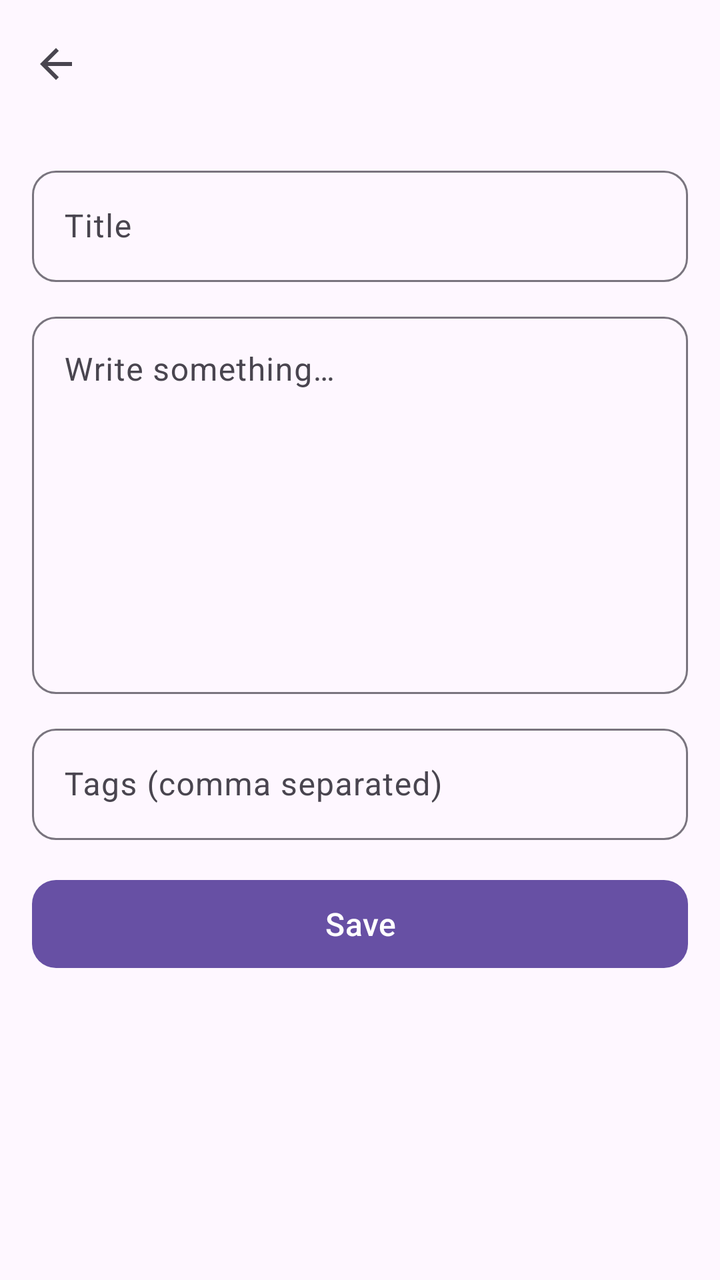
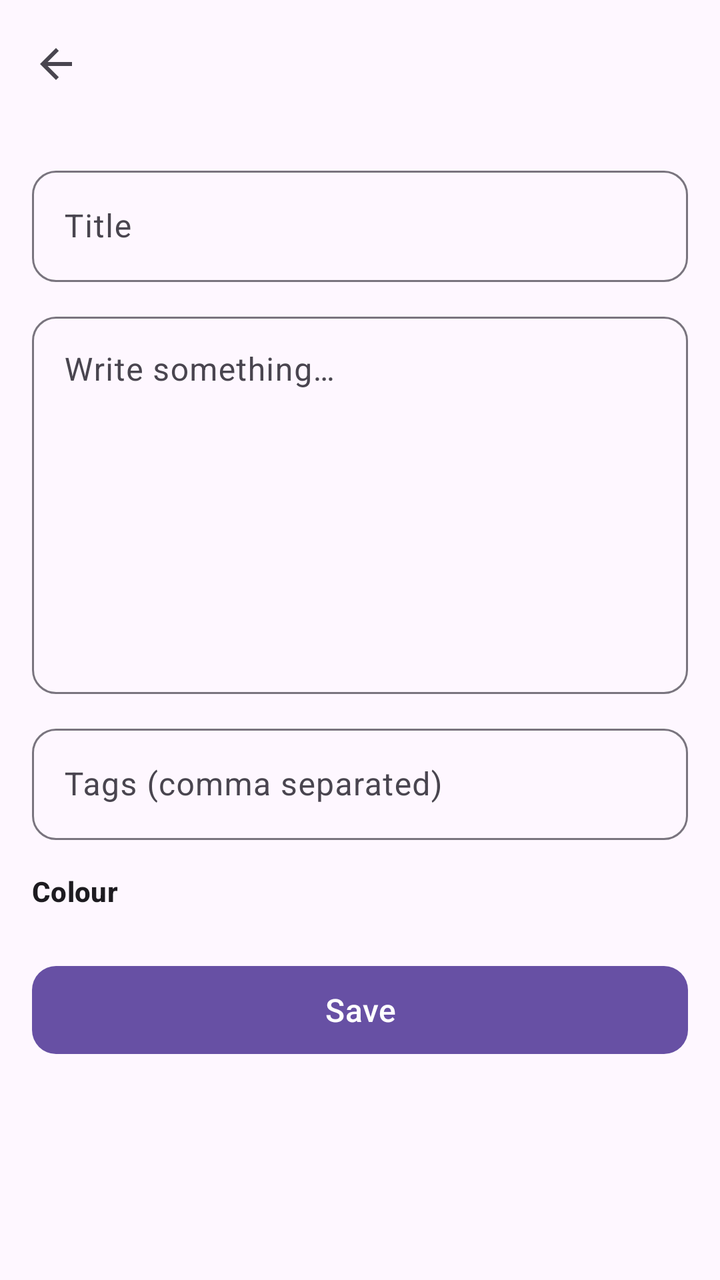

The first picture is an Android layout as it rendered before a commit; the second is the same layout after the commit. The layout source and the unified diff follow.
<!-- AndroidManifest.xml: application theme Theme.NotesApp -->
<!-- res/layout/fragment_note_editor.xml -->
<?xml version="1.0" encoding="utf-8"?>
<LinearLayout xmlns:android="http://schemas.android.com/apk/res/android"
    xmlns:app="http://schemas.android.com/apk/res-auto"
    android:layout_width="match_parent"
    android:layout_height="match_parent"
    android:orientation="vertical">

    <com.google.android.material.appbar.MaterialToolbar
        android:id="@+id/toolbar"
        android:layout_width="match_parent"
        android:layout_height="?attr/actionBarSize"
        app:navigationContentDescription="@string/back"
        app:navigationIcon="@drawable/ic_arrow_back" />

    <ScrollView
        android:layout_width="match_parent"
        android:layout_height="0dp"
        android:layout_weight="1"
        android:fillViewport="true">

        <LinearLayout
            android:layout_width="match_parent"
            android:layout_height="wrap_content"
            android:orientation="vertical"
            android:padding="16dp">

            <com.google.android.material.textfield.TextInputLayout
                style="@style/Widget.NotesApp.InputLayout"
                android:layout_width="match_parent"
                android:layout_height="wrap_content"
                android:hint="@string/title">

                <com.google.android.material.textfield.TextInputEditText
                    android:id="@+id/title_input"
                    android:layout_width="match_parent"
                    android:layout_height="wrap_content"
                    android:inputType="textCapSentences" />
            </com.google.android.material.textfield.TextInputLayout>

            <com.google.android.material.textfield.TextInputLayout
                style="@style/Widget.NotesApp.InputLayout"
                android:layout_width="match_parent"
                android:layout_height="wrap_content"
                android:layout_marginTop="12dp"
                android:hint="@string/content">

                <com.google.android.material.textfield.TextInputEditText
                    android:id="@+id/content_input"
                    android:layout_width="match_parent"
                    android:layout_height="wrap_content"
                    android:gravity="top|start"
                    android:inputType="textMultiLine|textCapSentences"
                    android:minLines="8" />
            </com.google.android.material.textfield.TextInputLayout>

            <com.google.android.material.textfield.TextInputLayout
                style="@style/Widget.NotesApp.InputLayout"
                android:layout_width="match_parent"
                android:layout_height="wrap_content"
                android:layout_marginTop="12dp"
                android:hint="@string/tags_hint">

                <com.google.android.material.textfield.TextInputEditText
                    android:id="@+id/tags_input"
                    android:layout_width="match_parent"
                    android:layout_height="wrap_content"
                    android:inputType="text" />
            </com.google.android.material.textfield.TextInputLayout>

            <ProgressBar
                android:id="@+id/progress"
                android:layout_width="wrap_content"
                android:layout_height="wrap_content"
                android:layout_gravity="center_horizontal"
                android:layout_marginTop="12dp"
                android:visibility="gone" />

            <com.google.android.material.button.MaterialButton
                android:id="@+id/save_button"
                style="@style/Widget.NotesApp.Button"
                android:layout_width="match_parent"
                android:layout_height="wrap_content"
                android:layout_marginTop="16dp"
                android:text="@string/save" />

        </LinearLayout>
    </ScrollView>
</LinearLayout>
<!-- resources referenced by this layout -->
<resources>
  <!-- drawable ic_arrow_back (drawable) -->
  <vector xmlns:android="http://schemas.android.com/apk/res/android"
      android:width="24dp"
      android:height="24dp"
      android:tint="?attr/colorControlNormal"
      android:viewportWidth="24"
      android:viewportHeight="24">
      <path
          android:fillColor="@android:color/white"
          android:pathData="M20,11H7.83l5.59,-5.59L12,4l-8,8 8,8 1.41,-1.41L7.83,13H20v-2z" />
  </vector>
  <string name="back">Back</string>
  <string name="content">Write something…</string>
  <string name="save">Save</string>
  <string name="tags_hint">Tags (comma separated)</string>
  <string name="title">Title</string>
  <style name="Widget.NotesApp.Button" parent="Widget.Material3.Button">
          <item name="android:minHeight">52dp</item>
          <item name="android:textSize">16sp</item>
          <item name="cornerRadius">12dp</item>
      </style>
  <style name="Widget.NotesApp.InputLayout" parent="Widget.Material3.TextInputLayout.OutlinedBox">
          <item name="boxCornerRadiusTopStart">12dp</item>
          <item name="boxCornerRadiusTopEnd">12dp</item>
          <item name="boxCornerRadiusBottomStart">12dp</item>
          <item name="boxCornerRadiusBottomEnd">12dp</item>
      </style>
  <style name="Theme.NotesApp" parent="Base.Theme.NotesApp" />
  <style name="Base.Theme.NotesApp" parent="Theme.Material3.DayNight.NoActionBar">
          
          
      </style>
</resources>

<!-- the commit's change to res/layout/fragment_note_editor.xml (unified diff, before → after) -->
@@ -9,6 +9,7 @@
         android:id="@+id/toolbar"
         android:layout_width="match_parent"
         android:layout_height="?attr/actionBarSize"
+        android:background="@android:color/transparent"
         app:navigationContentDescription="@string/back"
         app:navigationIcon="@drawable/ic_arrow_back" />
 
@@ -67,6 +68,28 @@
                     android:inputType="text" />
             </com.google.android.material.textfield.TextInputLayout>
 
+            <TextView
+                android:layout_width="wrap_content"
+                android:layout_height="wrap_content"
+                android:layout_marginTop="16dp"
+                android:layout_marginBottom="8dp"
+                android:text="@string/colour_label"
+                android:textAppearance="?attr/textAppearanceTitleSmall"
+                android:textColor="?attr/colorOnSurface"
+                android:textStyle="bold" />
+
+            <HorizontalScrollView
+                android:layout_width="match_parent"
+                android:layout_height="wrap_content"
+                android:scrollbars="none">
+
+                <LinearLayout
+                    android:id="@+id/colour_picker"
+                    android:layout_width="wrap_content"
+                    android:layout_height="wrap_content"
+                    android:orientation="horizontal" />
+            </HorizontalScrollView>
+
             <ProgressBar
                 android:id="@+id/progress"
                 android:layout_width="wrap_content"
<!-- resource entries referenced after the edit -->
@@ -12,6 +12,7 @@
           android:pathData="M20,11H7.83l5.59,-5.59L12,4l-8,8 8,8 1.41,-1.41L7.83,13H20v-2z" />
   </vector>
   <string name="back">Back</string>
+  <string name="colour_label">Colour</string>
   <string name="content">Write something…</string>
   <string name="save">Save</string>
   <string name="tags_hint">Tags (comma separated)</string>
